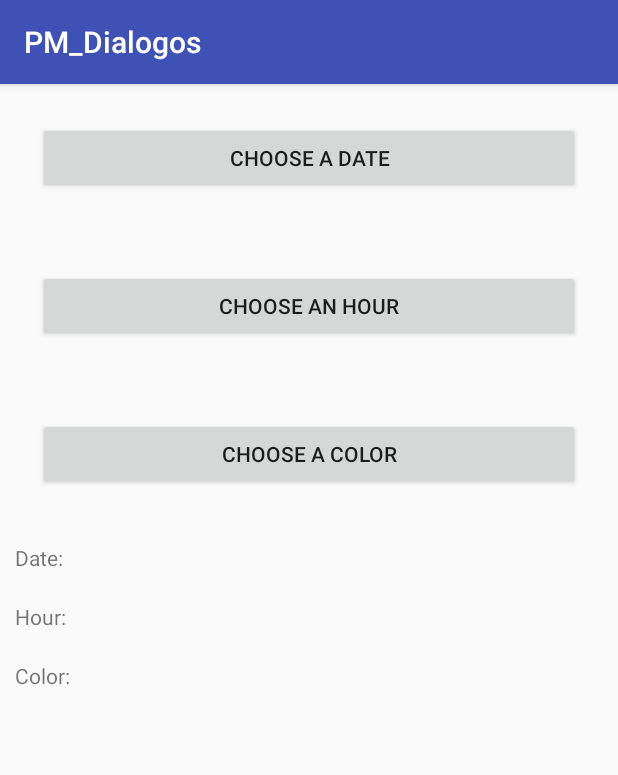
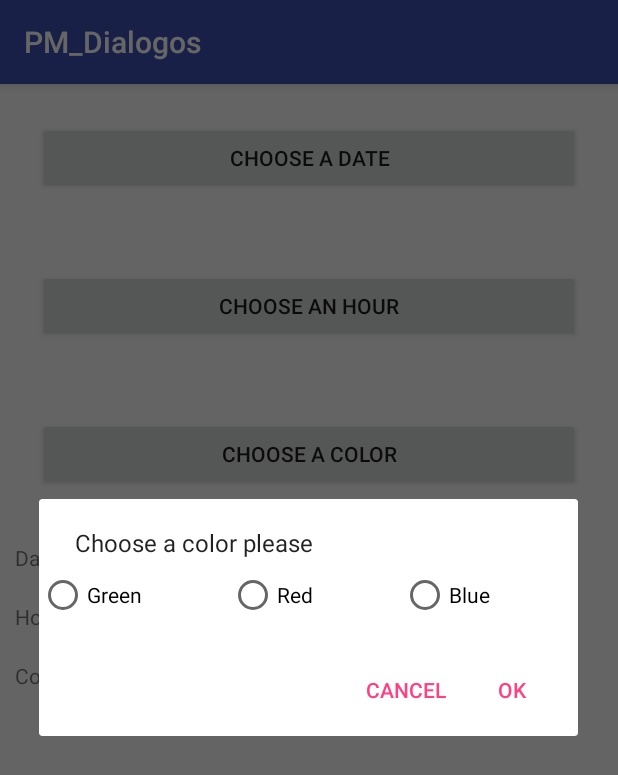
Before and after one commit to FranciscoJoseMonrabalAdanDeLaLupeVega/PM_Dialogos, an Android app: the screen it shows after launch (MainActivity), after a tap on "CHOOSE A COLOR", on a phone screen of 412 x 824 dp. Shown: the top 775 px of the screen. Run offline under Robolectric (Android 15) with nearby library versions, the phone set to English and light mode, and no system bars.

Commit message:
Final proyecto

```diff
--- a/app/src/main/java/com/example/a2dam/pm_dialogos/DateFragment.java
+++ b/app/src/main/java/com/example/a2dam/pm_dialogos/DateFragment.java
@@ -1,18 +1,23 @@
 package com.example.a2dam.pm_dialogos;
 
+import android.app.AlertDialog;
 import android.app.DatePickerDialog;
+import android.app.Dialog;
 import android.app.TimePickerDialog;
 import android.content.Context;
+import android.content.DialogInterface;
 import android.icu.util.Calendar;
 import android.net.Uri;
 import android.os.Bundle;
-import android.support.v4.app.DialogFragment;
-import android.support.v4.app.Fragment;
+import android.app.DialogFragment;
+import android.app.Fragment;
 import android.view.LayoutInflater;
 import android.view.View;
 import android.view.ViewGroup;
 import android.widget.DatePicker;
+import android.widget.RadioButton;
 import android.widget.TimePicker;
+import android.widget.Toast;
 
 
 /**
@@ -23,7 +28,7 @@ import android.widget.TimePicker;
  * Use the {@link DateFragment#newInstance} factory method to
  * create an instance of this fragment.
  */
-public class DateFragment extends DialogFragment{
+public class DateFragment extends DialogFragment implements View.OnClickListener{
     // TODO: Rename parameter arguments, choose names that match
     // the fragment initialization parameters, e.g. ARG_ITEM_NUMBER
     private static final String ARG_PARAM1 = "param1";
@@ -32,9 +37,12 @@ public class DateFragment extends DialogFragment{
     // TODO: Rename and change types of parameters
     private String mParam1;
     private String mParam2;
-    private String stringDate;
+    private String stringDate = null;
+    private  String rbColor;
+    private RadioButton rbGreen, rbRed, rbBlue;
+    private CharSequence[] item = {"Red", "Green", "Blue"};
 
-    private OnFragmentInteractionListener mListener;
+    private OnFragmentInteractionListener comunicator;
 
     public DateFragment() {
         // Required empty public constructor
@@ -68,39 +76,53 @@ public class DateFragment extends DialogFragment{
     }
 
     @Override
-    public View onCreateView(LayoutInflater inflater, ViewGroup container,
-                             Bundle savedInstanceState) {
-        // Inflate the layout for this fragment
-        View v = inflater.inflate(R.layout.fragment_date, container, false);
+    public Dialog onCreateDialog(Bundle savedInstanceState) {
 
-        final Calendar c = Calendar.getInstance();
-        int currentYear = c.get(Calendar.YEAR);
-        int currentMonth = c.get(Calendar.MONTH);
-        int currentDay = c.get(Calendar.DAY_OF_MONTH);
+        AlertDialog.Builder alertDialog = new AlertDialog.Builder(getActivity());
+
+        LayoutInflater inflater = getActivity().getLayoutInflater();
+        View v = inflater.inflate(R.layout.fragment_date, null);
+        alertDialog.setView(v);
+
+        rbRed = v.findViewById(R.id.rbRed);
+        rbBlue = v.findViewById(R.id.rbBlue);
+        rbGreen = v.findViewById(R.id.rbGreen);
+
+        rbRed.setOnClickListener(this);
+        rbBlue.setOnClickListener(this);
+        rbGreen.setOnClickListener(this);
 
 
-        DatePickerDialog datePickerDialog = new DatePickerDialog(v.getContext(),
-                new DatePickerDialog.OnDateSetListener() {
+        alertDialog.setMessage("Choose a color please");
+        alertDialog.setPositiveButton("ok", new DialogInterface.OnClickListener() {
+            @Override
+            public void onClick(DialogInterface dialogInterface, int i) {
+                if (rbColor != null) {
 
-                    @Override
-                    public void onDateSet(DatePicker view, int year,
-                                          int monthOfYear, int dayOfMonth) {
+                    comunicator.getSelectedColor(rbColor);
+                } else {
 
-                        stringDate = "" + dayOfMonth + "/" + monthOfYear + "/" + year;
+                    Toast.makeText(getActivity(), "Select a color", Toast.LENGTH_SHORT).show();
+                }
+            }
+        });
+        alertDialog.setNegativeButton("cancel", new DialogInterface.OnClickListener() {
+            @Override
+            public void onClick(DialogInterface dialogInterface, int i) {
 
-                    }
-                }, currentYear, currentMonth, currentDay);
-        datePickerDialog.show();
 
-        mListener.getSelectedDate(stringDate);
-        return v;
+            }
+        });
+
+
+        return alertDialog.create();
     }
 
     @Override
     public void onAttach(Context context) {
         super.onAttach(context);
         if (context instanceof OnFragmentInteractionListener) {
-            mListener = (OnFragmentInteractionListener) context;
+            comunicator = (OnFragmentInteractionListener) context;
         } else {
             throw new RuntimeException(context.toString()
                     + " must implement getSelectedDate()");
@@ -110,7 +132,27 @@ public class DateFragment extends DialogFragment{
     @Override
     public void onDetach() {
         super.onDetach();
-        mListener = null;
+        comunicator = null;
+    }
+
+    @Override
+    public void onClick(View view) {
+
+        if (view.getId() == rbRed.getId()) {
+
+            rbColor = "red";
+        } else {
+            if (view.getId() == rbGreen.getId()) {
+
+                rbColor = "green";
+            } else {
+                if (view.getId() == rbBlue.getId()) {
+
+                    rbColor = "blue";
+                }
+            }
+        }
+
     }
 
     /**
@@ -125,6 +167,6 @@ public class DateFragment extends DialogFragment{
      */
     public interface OnFragmentInteractionListener {
         // TODO: Update argument type and name
-        void getSelectedDate(String date);
+        void getSelectedColor(String color);
     }
 }
--- a/app/src/main/res/layout/fragment_date.xml
+++ b/app/src/main/res/layout/fragment_date.xml
@@ -5,9 +5,38 @@
     tools:context="com.example.a2dam.pm_dialogos.DateFragment">
 
     <!-- TODO: Update blank fragment layout -->
-    <TextView
+
+    <LinearLayout
         android:layout_width="match_parent"
         android:layout_height="match_parent"
-        android:text="@string/hello_blank_fragment" />
+        android:orientation="vertical">
 
+        <RadioGroup
+            android:id="@+id/radioGroup"
+            android:layout_width="match_parent"
+            android:layout_height="match_parent"
+            android:orientation="horizontal">
+
+            <RadioButton
+                android:id="@+id/rbGreen"
+                android:layout_width="wrap_content"
+                android:layout_height="wrap_content"
+                android:layout_weight="1"
+                android:text="Green" />
+
+            <RadioButton
+                android:id="@+id/rbRed"
+                android:layout_width="wrap_content"
+                android:layout_height="wrap_content"
+                android:layout_weight="1"
+                android:text="Red" />
+
+            <RadioButton
+                android:id="@+id/rbBlue"
+                android:layout_width="wrap_content"
+                android:layout_height="wrap_content"
+                android:layout_weight="1"
+                android:text="Blue" />
+        </RadioGroup>
+    </LinearLayout>
 </FrameLayout>
```
Also changed, not shown: app/src/main/java/com/example/a2dam/pm_dialogos/MainActivity.java (+50 -16 lines).
